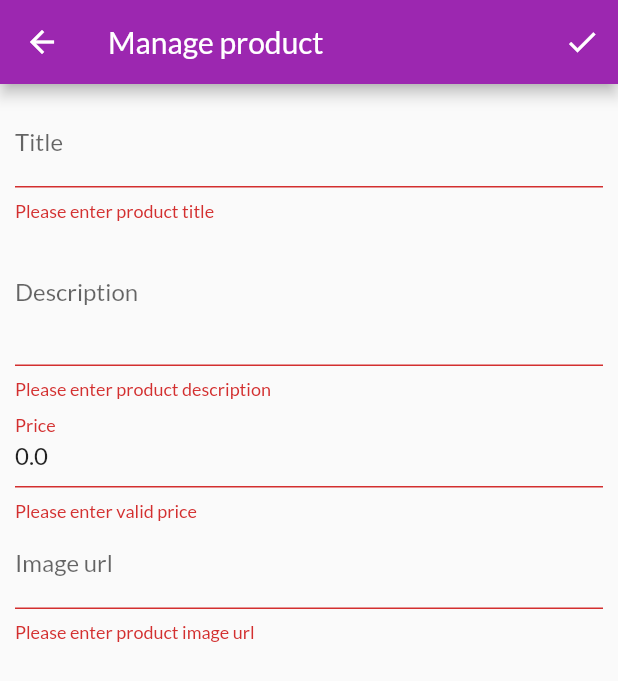
After one commit to jigneshpandav/flutter_shop_app, a Flutter app: the ManageProductScreen screen opened by its route, after a tap on the "done" icon, on a phone screen of 412 x 824 dp. The commit adds this screen. Shown: the top 681 px of the screen. Run offline on Flutter 3.47's test engine with Material 2 defaults, Android fonts, the phone set to English and light mode, and no system bars; network calls fail.

Commit message:
worked on add/update product

```diff
--- a/lib/main.dart
+++ b/lib/main.dart
@@ -1,4 +1,6 @@
 import 'package:flutter/material.dart';
+import 'package:flutter_shop_app/screens/manage_product_screen.dart';
+import 'package:flutter_shop_app/screens/user_products_screen.dart';
 import 'package:provider/provider.dart';
 
 import 'providers/cart.dart';
@@ -48,6 +50,8 @@ class MyApp extends StatelessWidget {
           ProductDetailScreen.routeName: (ctx) => const ProductDetailScreen(),
           CartScreen.routeName: (ctx) => const CartScreen(),
           OrdersScreen.routeName: (ctx) => const OrdersScreen(),
+          UserProductsScreen.routeName: (ctx) => const UserProductsScreen(),
+          ManageProductScreen.routeName: (ctx) => const ManageProductScreen(),
         },
       ),
     );
--- a/lib/providers/products.dart
+++ b/lib/providers/products.dart
@@ -50,8 +50,18 @@ class Products with ChangeNotifier {
     return _items.firstWhere((product) => product.id == productId);
   }
 
-  void addProduct(Product product) {
-    _items.add(product);
+  void saveProduct(Product product) {
+    var productIndex = _items.indexWhere((element) => element.id == product.id);
+    if (productIndex <= -1) {
+      _items.add(product);
+    } else {
+      _items[productIndex] = product;
+    }
+    notifyListeners();
+  }
+
+  void removeProduct(String productId) {
+    _items.removeWhere((element) => element.id == productId);
     notifyListeners();
   }
 }
--- /dev/null
+++ b/lib/screens/manage_product_screen.dart
@@ -0,0 +1,223 @@
+import 'package:flutter/material.dart';
+import 'package:flutter_shop_app/providers/product.dart';
+import 'package:flutter_shop_app/screens/products_overview_screen.dart';
+import 'package:provider/provider.dart';
+
+import '../providers/products.dart';
+
+class ManageProductScreen extends StatefulWidget {
+  static const routeName = '/edit-product';
+
+  const ManageProductScreen({Key? key}) : super(key: key);
+
+  @override
+  _ManageProductScreenState createState() => _ManageProductScreenState();
+}
+
+class _ManageProductScreenState extends State<ManageProductScreen> {
+  final _priceFocusNode = FocusNode();
+  final _descriptionFocusNode = FocusNode();
+  final _imageUrlController = TextEditingController();
+  final _form = GlobalKey<FormState>();
+  bool _isInit = true;
+
+  Product _editedProduct = Product(
+    id: DateTime.now().toString(),
+    title: "",
+    description: "",
+    price: 0.0,
+    imageUrl: "",
+  );
+
+  @override
+  void initState() {
+    // TODO: implement initState
+    super.initState();
+  }
+
+  @override
+  void didChangeDependencies() {
+    if (_isInit) {
+      var arguments = ModalRoute.of(context)!.settings.arguments;
+      if (arguments != null) {
+        _editedProduct = arguments as Product;
+        _imageUrlController.text = _editedProduct.imageUrl;
+      }
+    }
+    _isInit = false;
+    super.didChangeDependencies();
+  }
+
+  @override
+  void dispose() {
+    _priceFocusNode.dispose();
+    _descriptionFocusNode.dispose();
+    _imageUrlController.dispose();
+    super.dispose();
+  }
+
+  void _saveForm() {
+    final is_Valid = _form.currentState!.validate();
+    if (!is_Valid) {
+      return;
+    }
+    _form.currentState!.save();
+    Provider.of<Products>(context, listen: false).saveProduct(_editedProduct);
+    Navigator.of(context).pop();
+  }
+
+  @override
+  Widget build(BuildContext context) {
+    return Scaffold(
+      appBar: AppBar(
+        title: const Text("Manage product"),
+        actions: [
+          IconButton(
+            onPressed: () {
+              _saveForm();
+            },
+            icon: const Icon(Icons.done),
+          ),
+        ],
+      ),
+      body: Padding(
+        padding: const EdgeInsets.all(10.0),
+        child: Form(
+          key: _form,
+          autovalidateMode: AutovalidateMode.always,
+          child: ListView(
+            children: [
+              TextFormField(
+                initialValue: _editedProduct.title,
+                decoration: const InputDecoration(
+                  labelText: 'Title',
+                  hintText: 'Title',
+                ),
+                textInputAction: TextInputAction.next,
+                onFieldSubmitted: (_) {
+                  FocusScope.of(context).requestFocus(_descriptionFocusNode);
+                },
+                validator: (value) {
+                  return value!.isEmpty ? "Please enter product title" : null;
+                },
+                onSaved: (value) {
+                  _editedProduct = Product(
+                    id: _editedProduct.id,
+                    title: value as String,
+                    description: _editedProduct.description,
+                    price: _editedProduct.price,
+                    imageUrl: _editedProduct.imageUrl,
+                  );
+                },
+              ),
+              TextFormField(
+                initialValue: _editedProduct.description,
+                decoration: const InputDecoration(
+                  labelText: 'Description',
+                  hintText: 'Description',
+                ),
+                maxLines: 3,
+                keyboardType: TextInputType.multiline,
+                onFieldSubmitted: (_) {
+                  FocusScope.of(context).requestFocus(_priceFocusNode);
+                },
+                focusNode: _descriptionFocusNode,
+                // textInputAction: TextInputAction.next,
+                validator: (value) {
+                  return value!.isEmpty
+                      ? "Please enter product description"
+                      : null;
+                },
+                onSaved: (value) {
+                  _editedProduct = Product(
+                    id: _editedProduct.id,
+                    title: _editedProduct.title,
+                    description: value as String,
+                    price: _editedProduct.price,
+                    imageUrl: _editedProduct.imageUrl,
+                  );
+                },
+              ),
+              TextFormField(
+                initialValue: _editedProduct.price.toString(),
+                decoration: const InputDecoration(
+                  labelText: 'Price',
+                  hintText: 'Price',
+                ),
+                keyboardType: TextInputType.number,
+                textInputAction: TextInputAction.next,
+                focusNode: _priceFocusNode,
+                onFieldSubmitted: (_) {
+                  FocusScope.of(context).requestFocus(_descriptionFocusNode);
+                },
+                validator: (value) {
+                  return value!.isEmpty ||
+                          double.tryParse(value as String)! <= 0.0
+                      ? "Please enter valid price"
+                      : null;
+                },
+                onSaved: (value) {
+                  _editedProduct = Product(
+                    id: _editedProduct.id,
+                    title: _editedProduct.title,
+                    description: _editedProduct.description,
+                    price: double.parse(value as String),
+                    imageUrl: _editedProduct.imageUrl,
+                  );
+                },
+              ),
+              TextFormField(
+                decoration: const InputDecoration(
+                  labelText: 'Image url',
+                  hintText: 'Url',
+                ),
+                keyboardType: TextInputType.url,
+                textInputAction: TextInputAction.done,
+                onEditingComplete: () {
+                  setState(() {});
+                },
+                controller: _imageUrlController,
+                validator: (value) {
+                  return value!.isEmpty
+                      ? "Please enter product image url"
+                      : null;
+                },
+                onSaved: (value) {
+                  _editedProduct = Product(
+                    id: _editedProduct.id,
+                    title: _editedProduct.title,
+                    description: _editedProduct.description,
+                    price: _editedProduct.price,
+                    imageUrl: value as String,
+                  );
+                },
+                onFieldSubmitted: (_) => _saveForm,
+              ),
+              Container(
+                width: 250,
+                height: 250,
+                margin: const EdgeInsets.symmetric(vertical: 10),
+                decoration: _imageUrlController.text.isEmpty
+                    ? const BoxDecoration()
+                    : BoxDecoration(
+                        border: Border.all(
+                          width: 1,
+                          color: Colors.grey,
+                        ),
+                      ),
+                child: _imageUrlController.text.isEmpty
+                    ? Container()
+                    : FittedBox(
+                        child: Image.network(
+                          _imageUrlController.text,
+                          fit: BoxFit.cover,
+                        ),
+                      ),
+              )
+            ],
+          ),
+        ),
+      ),
+    );
+  }
+}
```
Also changed, not shown: lib/screens/user_products_screen.dart (added, +49 -0 lines), lib/widgets/app_drawer.dart (+11 -0 lines), lib/widgets/user_product_item.dart (added, +83 -0 lines).
